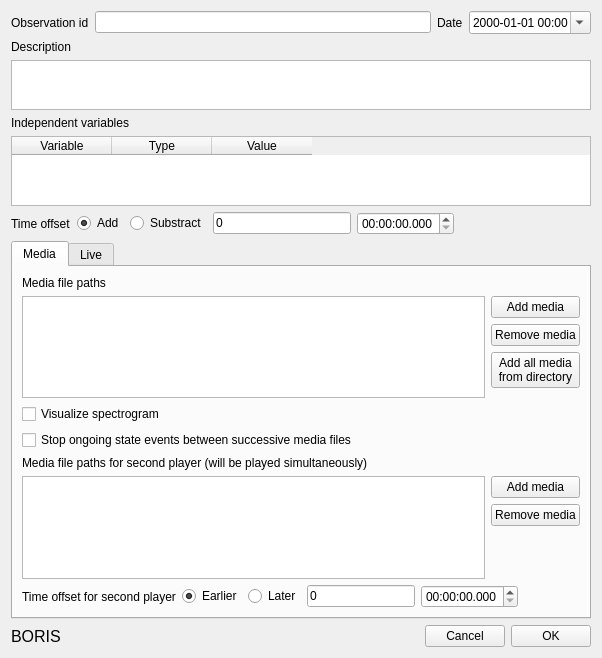
First picture: the form in observation.ui, repository olivierfriard/BORIS, before the edit.
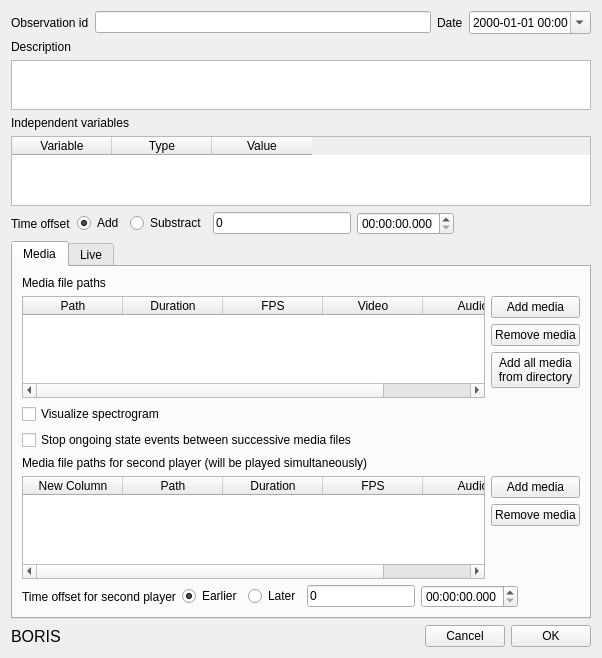
Second picture: the form after the edit.

Commit message: visualize media parameters in observation dialog

The edit to the form file:
```diff
--- a/observation.ui
+++ b/observation.ui
@@ -196,13 +196,38 @@
          <item>
           <layout class="QHBoxLayout" name="horizontalLayout_4">
            <item>
-            <widget class="QListWidget" name="lwVideo">
-             <property name="editTriggers">
-              <set>QAbstractItemView::NoEditTriggers</set>
-             </property>
+            <widget class="QTableWidget" name="twVideo">
              <property name="selectionMode">
               <enum>QAbstractItemView::MultiSelection</enum>
              </property>
+             <property name="selectionBehavior">
+              <enum>QAbstractItemView::SelectRows</enum>
+             </property>
+             <column>
+              <property name="text">
+               <string>Path</string>
+              </property>
+             </column>
+             <column>
+              <property name="text">
+               <string>Duration</string>
+              </property>
+             </column>
+             <column>
+              <property name="text">
+               <string>FPS</string>
+              </property>
+             </column>
+             <column>
+              <property name="text">
+               <string>Video</string>
+              </property>
+             </column>
+             <column>
+              <property name="text">
+               <string>Audio</string>
+              </property>
+             </column>
             </widget>
            </item>
            <item>
@@ -270,13 +295,32 @@
          <item>
           <layout class="QHBoxLayout" name="horizontalLayout_5">
            <item>
-            <widget class="QListWidget" name="lwVideo_2">
-             <property name="editTriggers">
-              <set>QAbstractItemView::NoEditTriggers</set>
-             </property>
-             <property name="selectionMode">
-              <enum>QAbstractItemView::MultiSelection</enum>
-             </property>
+            <widget class="QTableWidget" name="twVideo2">
+             <column>
+              <property name="text">
+               <string>New Column</string>
+              </property>
+             </column>
+             <column>
+              <property name="text">
+               <string>Path</string>
+              </property>
+             </column>
+             <column>
+              <property name="text">
+               <string>Duration</string>
+              </property>
+             </column>
+             <column>
+              <property name="text">
+               <string>FPS</string>
+              </property>
+             </column>
+             <column>
+              <property name="text">
+               <string>Audio</string>
+              </property>
+             </column>
             </widget>
            </item>
            <item>
```
Left out of the diff: 2 changed lines with no effect on the pictures. The commit also changes 7 other files.
